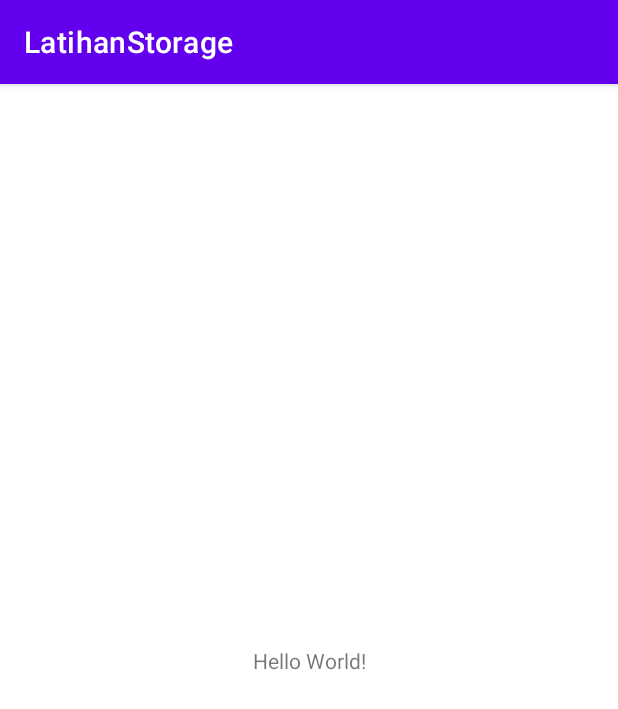
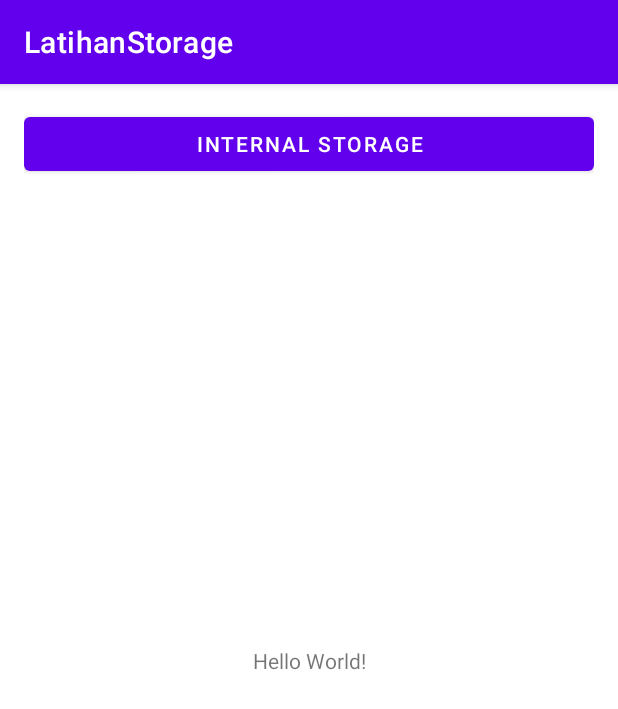
Before and after one commit to mdzk/internal-storage, an Android app: the screen it shows after launch (MainActivity), on a phone screen of 412 x 824 dp. Shown: the top 709 px of the screen. Run offline under Robolectric (Android 15) with nearby library versions, the phone set to English and light mode, and no system bars.

Commit message:
perbaikan main activity

```diff
--- a/app/src/main/java/com/dzaky/latihanstorage/MainActivity.java
+++ b/app/src/main/java/com/dzaky/latihanstorage/MainActivity.java
@@ -2,13 +2,27 @@ package com.dzaky.latihanstorage;
 
 import androidx.appcompat.app.AppCompatActivity;
 
+import android.content.Intent;
 import android.os.Bundle;
+import android.view.View;
+import android.widget.Button;
 
-public class MainActivity extends AppCompatActivity {
+public class MainActivity extends AppCompatActivity implements View.OnClickListener{
 
     @Override
     protected void onCreate(Bundle savedInstanceState) {
         super.onCreate(savedInstanceState);
         setContentView(R.layout.activity_main);
+
+        Button btnMoveActivity = findViewById((R.id.btn_move_activity));
+        btnMoveActivity.setOnClickListener(this);
+    }
+
+    @Override
+    public void onClick(View view) {
+        if (view.getId() == R.id.btn_move_activity) {
+            Intent moveIntent = new Intent( MainActivity.this, InternalActivity.class);
+            startActivity(moveIntent);
+        }
     }
 }
--- a/app/src/main/res/layout/activity_main.xml
+++ b/app/src/main/res/layout/activity_main.xml
@@ -4,6 +4,7 @@
     xmlns:tools="http://schemas.android.com/tools"
     android:layout_width="match_parent"
     android:layout_height="match_parent"
+    android:padding="16dp"
     tools:context=".MainActivity">
 
     <TextView
@@ -15,4 +16,11 @@
         app:layout_constraintStart_toStartOf="parent"
         app:layout_constraintTop_toTopOf="parent" />
 
+    <Button
+        android:id="@+id/btn_move_activity"
+        android:layout_width="match_parent"
+        android:layout_height="wrap_content"
+        android:layout_marginBottom="16dp"
+        android:text="Internal Storage"/>
+
 </androidx.constraintlayout.widget.ConstraintLayout>
```
